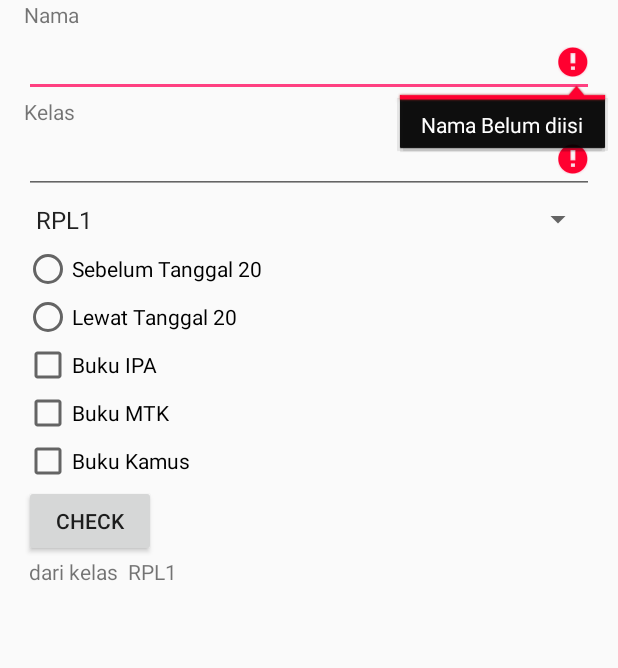
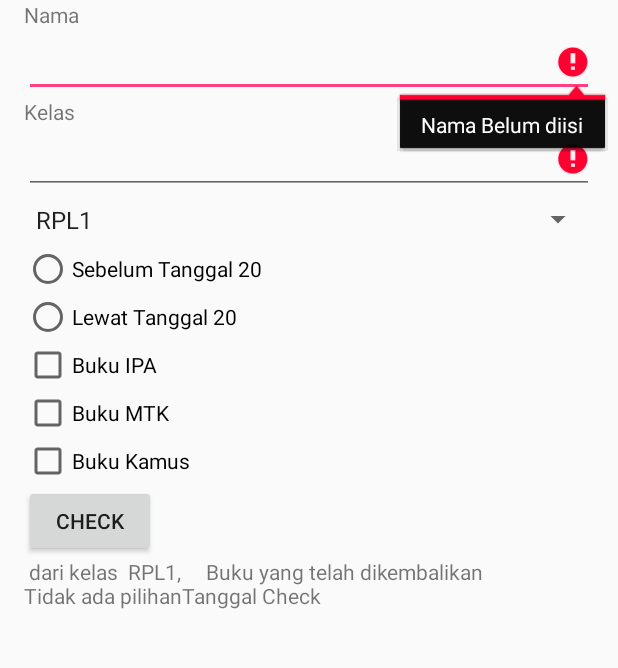
Before and after one commit to toddyezra/Tugas001, an Android app: the screen it shows after launch (MainActivity), after a tap on "CHECK", on a phone screen of 412 x 824 dp, the part 466-1134 px from its top. Run offline under Robolectric (Android 15) with nearby library versions, the phone set to English and light mode, and no system bars.

Commit message:
commit ketiga

```diff
--- a/app/build.gradle
+++ b/app/build.gradle
@@ -23,4 +23,5 @@ dependencies {
     compile fileTree(dir: 'libs', include: ['*.jar'])
     testCompile 'junit:junit:4.12'
     compile 'com.android.support:appcompat-v7:24.1.1'
+    compile 'com.android.support:design:24.1.1'
 }
--- a/app/src/main/java/id/sch/smktelkom_mlg/learn/pengembalianbuku/MainActivity.java
+++ b/app/src/main/java/id/sch/smktelkom_mlg/learn/pengembalianbuku/MainActivity.java
@@ -4,7 +4,9 @@ import android.support.v7.app.AppCompatActivity;
 import android.os.Bundle;
 import android.view.View;
 import android.widget.Button;
+import android.widget.CheckBox;
 import android.widget.EditText;
+import android.widget.RadioButton;
 import android.widget.Spinner;
 import android.widget.TextView;
 
@@ -13,6 +15,8 @@ public class MainActivity extends AppCompatActivity {
     EditText etKelas ;
     Button bOK;
     Spinner spJurusan;
+    RadioButton rbSes, rbSeb;
+    CheckBox cbBipa, cbBmtk,cbBkamus;
     TextView tvHasil;
 
     @Override
@@ -26,12 +30,17 @@ public class MainActivity extends AppCompatActivity {
         etKelas = (EditText) findViewById(R.id.editTextKelas);
         bOK = (Button) findViewById(R.id.buttonOK);
         spJurusan = (Spinner)findViewById(R.id.spinnerJurusan);
+        rbSes = (RadioButton) findViewById(R.id.radioButtonSes);
+        rbSeb = (RadioButton) findViewById(R.id.radioButtonSeb);
+        cbBipa= (CheckBox) findViewById(R.id.checkBoxIpa);
+        cbBmtk = (CheckBox) findViewById(R.id.checkBoxMtk);
+        cbBkamus = (CheckBox) findViewById(R.id.checkBoxKamus);
         tvHasil = (TextView) findViewById(R.id.textViewHasil);
         bOK.setOnClickListener(new View.OnClickListener() {
             @Override
             public void onClick(View view) {
+
                 doProcess();
-
 
             }
         });
@@ -40,9 +49,26 @@ public class MainActivity extends AppCompatActivity {
     private void doProcess() {
         {
             if (isValid());
+
             String nama = etNama.getText().toString();
                  String kelas = etKelas.getText().toString();
-        tvHasil.setText(nama+" dari kelas "+kelas+" "+spJurusan.getSelectedItem().toString());
+            String hasil= "  Buku yang telah dikembalikan \n";
+            String hasil1= "Tanggal Check \n";
+
+            {
+                int startlen = hasil.length();
+                if (cbBipa.isChecked()) hasil+=cbBipa.getText()+"\n";
+                if (cbBmtk.isChecked()) hasil+=cbBmtk.getText()+"\n";
+                if (cbBkamus.isChecked()) hasil+=cbBkamus.getText()+"\n";
+
+                if (hasil.length()==startlen) hasil+="Tidak ada pilihan";
+            }
+            {
+                if (rbSes.isChecked()) hasil1+=rbSes.getText()+"\n";
+                if (rbSeb.isChecked()) hasil1+=rbSeb.getText()+"\n";
+            }
+
+        tvHasil.setText(nama+" dari kelas "+kelas+" "+spJurusan.getSelectedItem().toString()+",   "+hasil+hasil1);
     }
 }
 
@@ -50,6 +76,9 @@ public class MainActivity extends AppCompatActivity {
         boolean valid = true;
         String nama = etNama.getText().toString();
         String kelas = etKelas.getText().toString();
+        String hasil= "Buku yang telah dikembalikan \n";
+
+
 
         if (nama.isEmpty())
         {
@@ -63,12 +92,18 @@ public class MainActivity extends AppCompatActivity {
 
         if (kelas.isEmpty())
         {
-            etKelas.setError("kelas belom diisi");
+            etKelas.setError("kelas belum diisi");
         }
         else
         {
             etKelas.setError(null);
         }
+
+
+
+
+
+
         return false;
 
     }
--- a/app/src/main/res/layout/activity_main.xml
+++ b/app/src/main/res/layout/activity_main.xml
@@ -90,14 +90,15 @@
         android:layout_width="wrap_content"
         android:layout_height="wrap_content"
         android:text="Sebelum Tanggal 20"
-        android:id="@+id/radioButton"
+        android:id="@+id/radioButtonSes"
         android:checked="false" />
 
     <RadioButton
         android:layout_width="wrap_content"
         android:layout_height="wrap_content"
         android:text="Lewat Tanggal 20"
-        android:id="@+id/radioButton2" />
+        android:id="@+id/radioButtonSeb"
+        android:checked="false" />
 </RadioGroup>
 
     <CheckBox
@@ -136,6 +137,16 @@
             android:layout_height="match_parent"
             tools:text="Hasil"
             android:id="@+id/textViewHasil"
+            android:layout_weight="1"
+            android:text="Hasil" />
+
+        <TextView
+            android:visibility="gone"
+            android:layout_width="match_parent"
+            android:layout_height="wrap_content"
+            android:id="@+id/textViewTelat"
             android:layout_weight="1" />
+
+
     </LinearLayout>
 </ScrollView>
```
